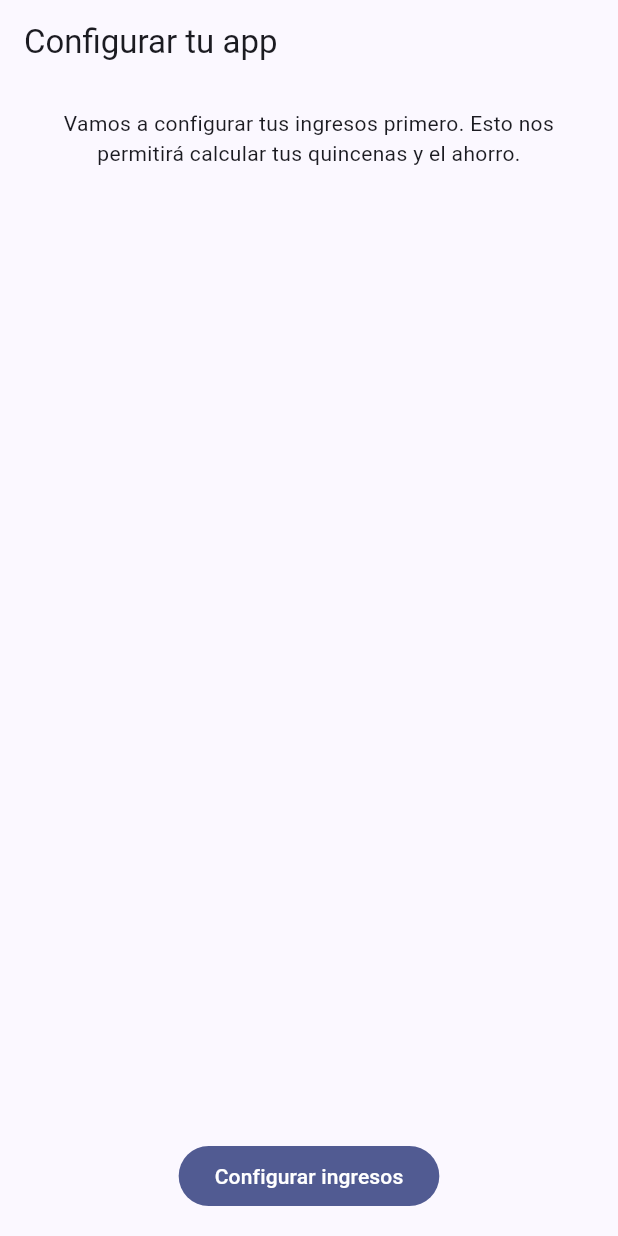
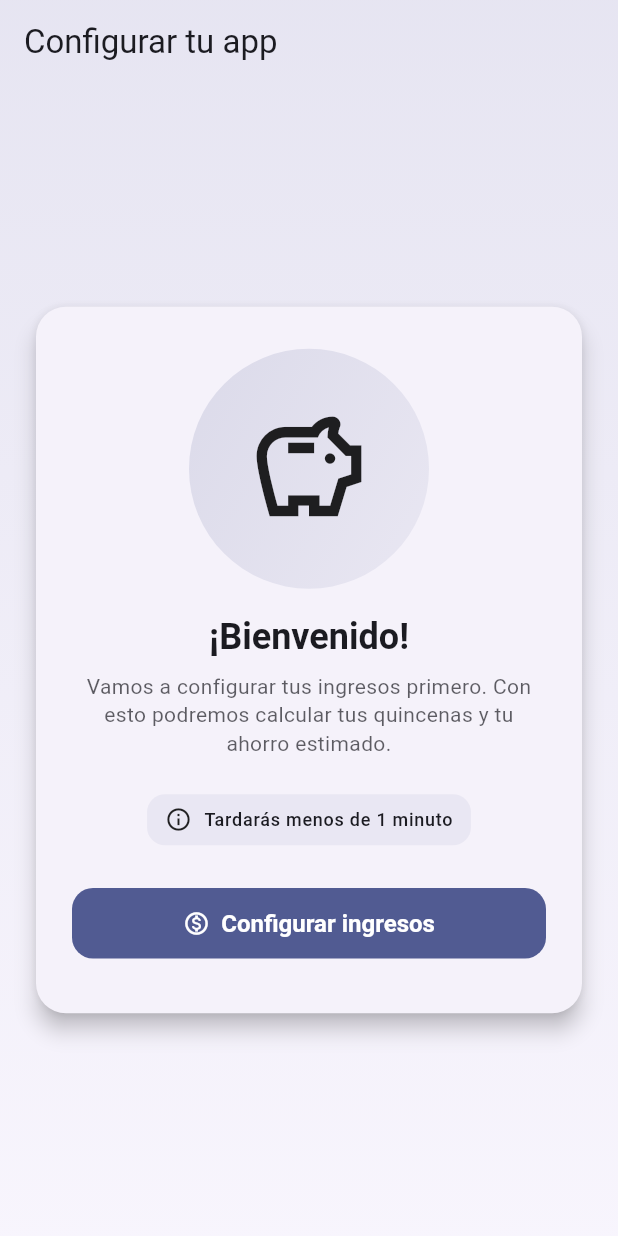
Before and after one commit to Becajona/FlutterApp_Jenni, a Flutter app: the screen it shows once a user with an empty profile is signed in, on a phone screen of 412 x 824 dp. Run offline on Flutter 3.47's test engine with Material 3 defaults, Android fonts, the phone set to English and light mode, and no system bars; our stand-ins replace cloud_firestore, equatable, firebase_auth, firebase_core, go_router; accounts and stored records are empty.

Commit message:
start_screen.dart: Agregar pantalla OnbStartScreen con diseño mejorado
- Se añadió fondo con gradiente
- Se incluyó tarjeta con bordes redondeados
- Se implementó ilustración placeholder

```diff
--- a/lib/presentation/screens/onboarding/start_screen.dart
+++ b/lib/presentation/screens/onboarding/start_screen.dart
@@ -6,24 +6,146 @@ class OnbStartScreen extends StatelessWidget {
 
   @override
   Widget build(BuildContext context) {
+    final theme = Theme.of(context);
+
     return Scaffold(
-      appBar: AppBar(title: const Text('Configurar tu app')),
-      body: Padding(
-        padding: const EdgeInsets.all(16),
-        child: Column(
-          children: [
-            const Text(
-              'Vamos a configurar tus ingresos primero. Esto nos permitirá calcular tus quincenas y el ahorro.',
-              textAlign: TextAlign.center,
+      extendBodyBehindAppBar: true,
+      appBar: AppBar(
+        backgroundColor: Colors.transparent,
+        elevation: 0,
+        title: const Text('Configurar tu app'),
+      ),
+      body: Container(
+        // Fondo con gradiente
+        decoration: BoxDecoration(
+          gradient: LinearGradient(
+            begin: Alignment.topCenter,
+            end: Alignment.bottomCenter,
+            colors: [
+              theme.colorScheme.primary.withOpacity(0.12),
+              theme.colorScheme.primary.withOpacity(0.02),
+            ],
+          ),
+        ),
+        child: SafeArea(
+          child: Center(
+            child: Padding(
+              padding: const EdgeInsets.all(20),
+              child: ConstrainedBox(
+                constraints: const BoxConstraints(maxWidth: 520),
+                child: Card(
+                  elevation: 6,
+                  shape: RoundedRectangleBorder(
+                    borderRadius: BorderRadius.circular(20),
+                  ),
+                  child: Padding(
+                    padding: const EdgeInsets.symmetric(
+                      horizontal: 24,
+                      vertical: 28,
+                    ),
+                    child: Column(
+                      mainAxisSize: MainAxisSize.min,
+                      children: [
+                        SizedBox(
+                          height: 160,
+                          child: AspectRatio(
+                            aspectRatio: 1.8,
+                            child: _HeaderIllustration(color: theme.colorScheme.primary),
+                          ),
+                        ),
+                        const SizedBox(height: 16),
+
+                        Text(
+                          '¡Bienvenido!',
+                          textAlign: TextAlign.center,
+                          style: theme.textTheme.headlineSmall?.copyWith(
+                            fontWeight: FontWeight.bold,
+                          ),
+                        ),
+                        const SizedBox(height: 8),
+
+                        Text(
+                          'Vamos a configurar tus ingresos primero. '
+                          'Con esto podremos calcular tus quincenas y tu ahorro estimado.',
+                          textAlign: TextAlign.center,
+                          style: theme.textTheme.bodyMedium?.copyWith(
+                            color: theme.colorScheme.onSurface.withOpacity(0.7),
+                            height: 1.35,
+                          ),
+                        ),
+                        const SizedBox(height: 24),
+
+                        Container(
+                          padding: const EdgeInsets.symmetric(horizontal: 12, vertical: 8),
+                          decoration: BoxDecoration(
+                            color: theme.colorScheme.primary.withOpacity(0.07),
+                            borderRadius: BorderRadius.circular(12),
+                          ),
+                          child: Row(
+                            mainAxisSize: MainAxisSize.min,
+                            children: [
+                              const Icon(Icons.info_outline, size: 18),
+                              const SizedBox(width: 8),
+                              Text(
+                                'Tardarás menos de 1 minuto',
+                                style: theme.textTheme.labelMedium,
+                              ),
+                            ],
+                          ),
+                        ),
+
+                        const SizedBox(height: 28),
+
+                        SizedBox(
+                          width: double.infinity,
+                          child: FilledButton.icon(
+                            onPressed: () => context.go('/onb/income'),
+                            icon: const Icon(Icons.monetization_on_outlined),
+                            label: const Text('Configurar ingresos'),
+                            style: FilledButton.styleFrom(
+                              padding: const EdgeInsets.symmetric(vertical: 14),
+                              textStyle: const TextStyle(fontSize: 16, fontWeight: FontWeight.w600),
+                              shape: RoundedRectangleBorder(
+                                borderRadius: BorderRadius.circular(14),
+                              ),
+                            ),
+                          ),
+                        ),
+
+                        const SizedBox(height: 8),
+
+
+                      ],
+                    ),
+                  ),
+                ),
+              ),
             ),
-            const Spacer(),
-            FilledButton(
-              onPressed: () => context.go('/onb/income'),
-              child: const Text('Configurar ingresos'),
-            ),
-          ],
+          ),
         ),
       ),
     );
   }
 }
+
+class _HeaderIllustration extends StatelessWidget {
+  const _HeaderIllustration({required this.color});
+  final Color color;
+
+  @override
+  Widget build(BuildContext context) {
+    return DecoratedBox(
+      decoration: BoxDecoration(
+        gradient: LinearGradient(
+          colors: [color.withOpacity(0.18), color.withOpacity(0.05)],
+          begin: Alignment.topLeft,
+          end: Alignment.bottomRight,
+        ),
+        shape: BoxShape.circle,
+      ),
+      child: const Center(
+        child: Icon(Icons.savings_outlined, size: 84),
+      ),
+    );
+  }
+}
```
